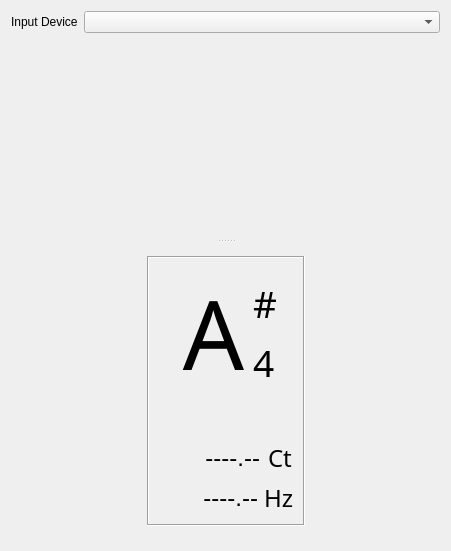
Qt form src/ui/tuner.ui (StevenBaby/musico) before a commit.
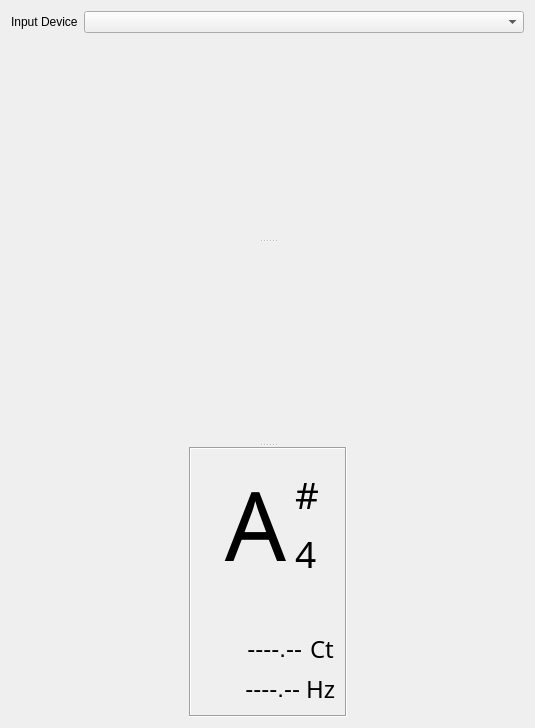
The same form after that commit.

```diff
--- a/src/ui/tuner.ui
+++ b/src/ui/tuner.ui
@@ -6,8 +6,8 @@
    <rect>
     <x>0</x>
     <y>0</y>
-    <width>451</width>
-    <height>551</height>
+    <width>535</width>
+    <height>713</height>
    </rect>
   </property>
   <property name="windowTitle">
@@ -81,6 +81,37 @@
        </item>
       </layout>
      </widget>
+     <widget class="QWidget" name="widget4" native="true">
+      <property name="minimumSize">
+       <size>
+        <width>0</width>
+        <height>200</height>
+       </size>
+      </property>
+      <property name="maximumSize">
+       <size>
+        <width>16777215</width>
+        <height>16777215</height>
+       </size>
+      </property>
+      <layout class="QVBoxLayout" name="verticalLayout_5">
+       <property name="leftMargin">
+        <number>0</number>
+       </property>
+       <property name="topMargin">
+        <number>0</number>
+       </property>
+       <property name="rightMargin">
+        <number>0</number>
+       </property>
+       <property name="bottomMargin">
+        <number>0</number>
+       </property>
+       <item>
+        <layout class="QVBoxLayout" name="freq_layout"/>
+       </item>
+      </layout>
+     </widget>
      <widget class="QWidget" name="">
       <layout class="QHBoxLayout" name="horizontalLayout_6">
        <item>
```
Left out of the diff: 2 changed lines with no effect on the pictures.
